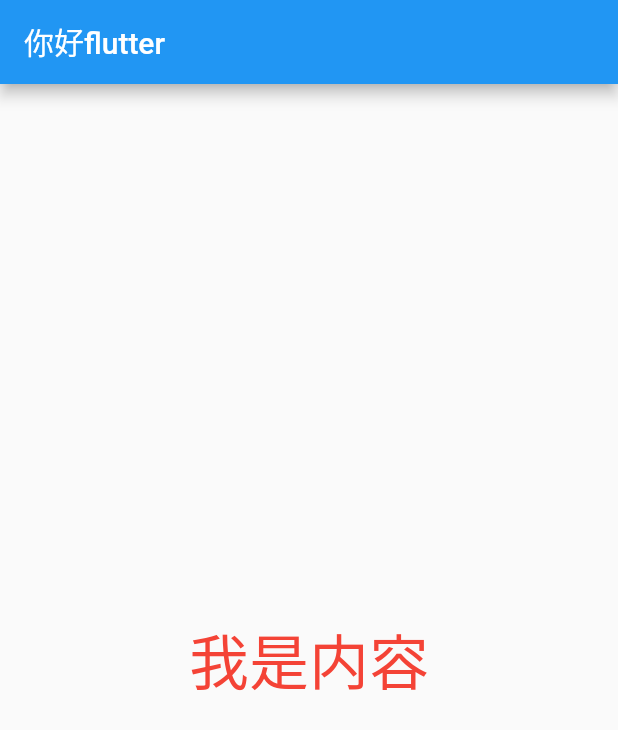
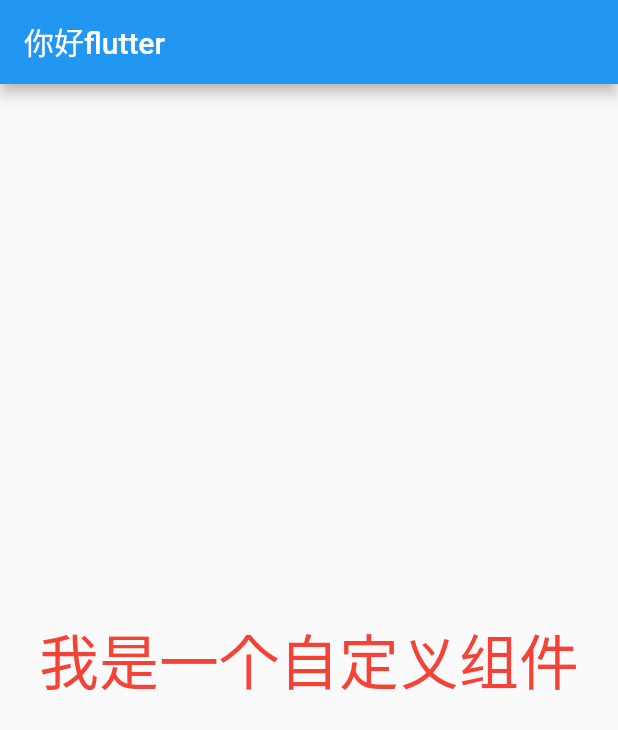
Before and after one commit to chengang7/FlutterProjectStudy, a Flutter app: the screen it shows after launch, on a phone screen of 412 x 824 dp. Shown: the top 730 px of the screen. Run offline on Flutter 3.47's test engine with Material 2 defaults, Android fonts, the phone set to English and light mode, and no system bars.

Commit message:
自定义组件

```diff
--- a/flutter_app02/lib/main.dart
+++ b/flutter_app02/lib/main.dart
@@ -6,13 +6,23 @@ void main() {
       appBar: AppBar(
         title: const Text("你好flutter"),
       ),
-      body: const Center(
-        child: Text(
-          "我是内容",
-          textDirection: TextDirection.ltr,
-          style: TextStyle(color: Colors.red, fontSize: 40),
-        ),
-      ),
+      body: const MyApp(),
     ),
   ));
 }
+
+class MyApp extends StatelessWidget {
+  const MyApp({super.key});
+
+  @override
+  Widget build(BuildContext context) {
+    // TODO: implement build
+    return const Center(
+      child: Text(
+        "我是一个自定义组件",
+        textDirection: TextDirection.ltr,
+        style: TextStyle(color: Colors.red, fontSize: 40),
+      ),
+    );
+  }
+}
```
Also changed, not shown: flutter_app02/lib/main01.dart (added, +18 -0 lines).
